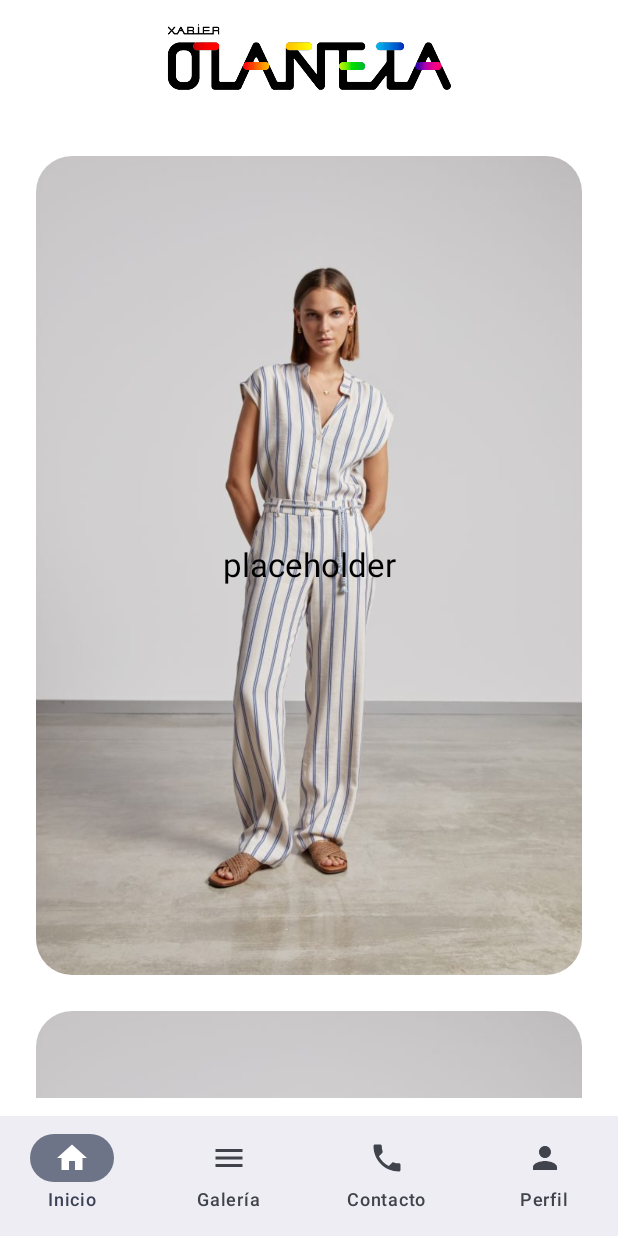
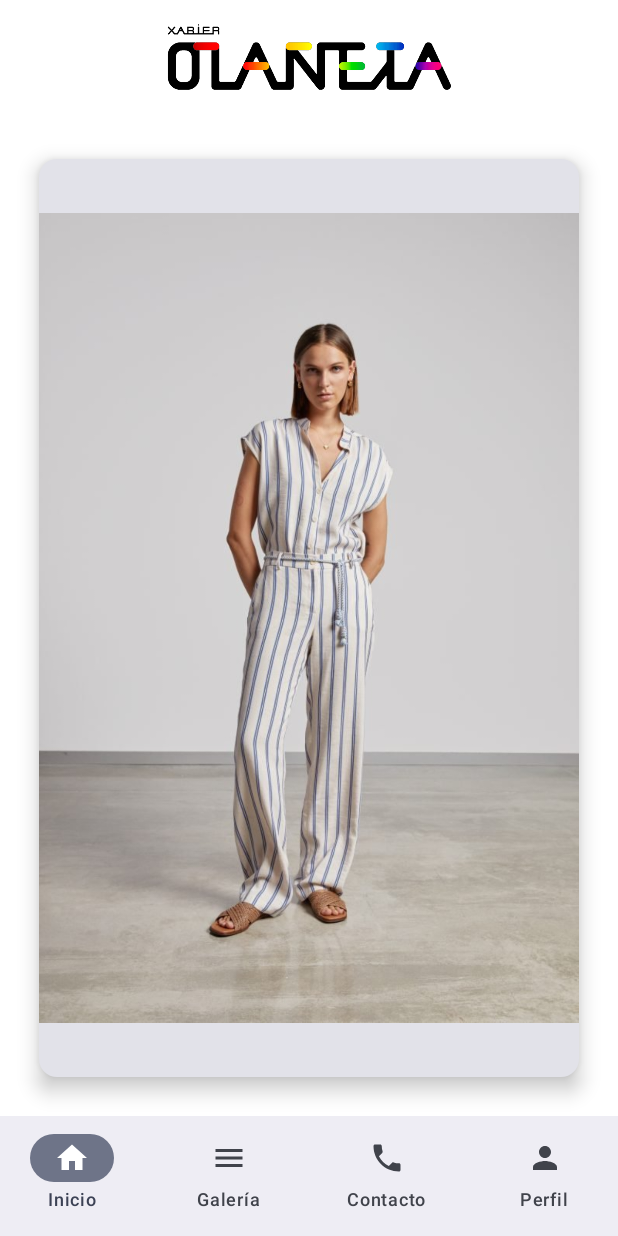
Before and after one commit to nao-f-lll/OSMApp, an Android app built with Jetpack Compose: the screen it shows after launch (MainActivity), on a phone screen of 412 x 824 dp. Run offline under Robolectric (Android 15) with nearby library versions, the light colour scheme and no system bars.

Commit message:
implement slider

```diff
--- a/app/build.gradle.kts
+++ b/app/build.gradle.kts
@@ -71,4 +71,5 @@ dependencies {
     debugImplementation(libs.androidx.ui.test.manifest)
     implementation(platform("com.google.firebase:firebase-bom:33.3.0"))
     implementation("com.google.firebase:firebase-analytics")
+    implementation(libs.accompanist.pager)
 }
--- a/app/src/main/java/com/project/osmapp/MainActivity.kt
+++ b/app/src/main/java/com/project/osmapp/MainActivity.kt
@@ -4,6 +4,8 @@ import android.os.Bundle
 import androidx.activity.ComponentActivity
 import androidx.activity.compose.setContent
 import androidx.activity.enableEdgeToEdge
+import androidx.compose.runtime.Composable
+import androidx.compose.ui.tooling.preview.Preview
 import com.project.osmapp.app.OStoreApp
 import com.project.osmapp.ui.theme.OSMAppTheme
 
@@ -18,3 +20,8 @@ class MainActivity : ComponentActivity() {
         }
     }
 }
+@Preview
+@Composable
+fun AppPreview() {
+    OStoreApp()
+}
--- a/app/src/main/java/com/project/osmapp/components/AppComponents.kt
+++ b/app/src/main/java/com/project/osmapp/components/AppComponents.kt
@@ -1,35 +1,47 @@
 package com.project.osmapp.components
 
 
+import android.media.ImageReader
 import androidx.compose.foundation.Image
 import androidx.compose.foundation.background
 import androidx.compose.foundation.layout.Box
-import androidx.compose.foundation.layout.fillMaxHeight
+import androidx.compose.foundation.layout.Column
 import androidx.compose.foundation.layout.fillMaxSize
 import androidx.compose.foundation.layout.fillMaxWidth
 import androidx.compose.foundation.layout.height
 import androidx.compose.foundation.layout.padding
 import androidx.compose.foundation.layout.size
-import androidx.compose.foundation.lazy.LazyColumn
-import androidx.compose.foundation.lazy.items
-import androidx.compose.foundation.shape.RoundedCornerShape
+import androidx.compose.foundation.layout.wrapContentSize
+import androidx.compose.foundation.layout.wrapContentWidth
+import androidx.compose.foundation.pager.HorizontalPager
+import androidx.compose.foundation.pager.rememberPagerState
+import androidx.compose.foundation.shape.CircleShape
+import androidx.compose.material.icons.Icons
+import androidx.compose.material.icons.automirrored.filled.KeyboardArrowRight
+import androidx.compose.material.icons.filled.Email
+import androidx.compose.material.icons.filled.KeyboardArrowRight
+import androidx.compose.material3.Card
+import androidx.compose.material3.CardDefaults
 import androidx.compose.material3.Icon
-import androidx.compose.material3.MaterialTheme
+import androidx.compose.material3.IconButton
 import androidx.compose.material3.NavigationBar
 import androidx.compose.material3.NavigationBarItem
 import androidx.compose.material3.Text
+import androidx.compose.material3.contentColorFor
 import androidx.compose.runtime.Composable
+import androidx.compose.runtime.LaunchedEffect
 import androidx.compose.ui.Alignment
 import androidx.compose.ui.Modifier
 import androidx.compose.ui.draw.clip
 import androidx.compose.ui.graphics.Color
+import androidx.compose.ui.graphics.vector.ImageVector
 import androidx.compose.ui.res.painterResource
 import androidx.compose.ui.res.stringResource
-import androidx.compose.ui.text.style.TextAlign
 import androidx.compose.ui.unit.dp
 import androidx.navigation.NavHostController
 import androidx.navigation.compose.currentBackStackEntryAsState
 import com.project.osmapp.R
+import kotlinx.coroutines.delay
 
 
 @Composable
@@ -51,13 +63,69 @@ fun TopBarComponent() {
 }
 
 @Composable
-fun TrendImageListComponent() {
+fun TrendImageListComponent(modifier: Modifier = Modifier) {
     val images = listOf(
         R.drawable.trend_image_1,
-        R.drawable.trend_image_1,
-        R.drawable.trend_image_1
+        R.drawable.trend_image_2,
+        R.drawable.trend_image_3
     )
+    val pagerState = rememberPagerState( pageCount =
+    { images.size }
+        )
+    //logic part need to be moved to logic package
+    LaunchedEffect(Unit) {
+        while (true) {
+            delay(2000)
+            val nextPage = (pagerState.currentPage + 1) % pagerState.pageCount
+            pagerState.scrollToPage(nextPage)
+        }
+    }
 
+    Column(
+        modifier = modifier
+            .wrapContentWidth()
+            .fillMaxSize(),
+
+    ) {
+        Box(
+            modifier = modifier
+                .wrapContentSize()
+        ) {
+            HorizontalPager(
+                state = pagerState,
+                modifier
+                    .wrapContentWidth()
+
+            ) { currentPage ->
+                Card(
+                    modifier
+                        .wrapContentSize()
+                        .padding(26.dp),
+                    elevation = CardDefaults.cardElevation(8.dp)
+                ) {
+                    Image(
+                        painter = painterResource(id = images[currentPage]),
+                        contentDescription = "",
+                        modifier.fillMaxSize()
+                    )
+                }
+            }
+
+            IconButton(
+                onClick = { /*TODO*/ },
+                modifier
+                    .padding(30.dp)
+                    .size(48.dp)
+                    .align(Alignment.CenterEnd)
+                    .clip(CircleShape),
+            ) {
+               // Icon( ImageVector = Icons.Filled.Email, contentDescription = "")
+
+            }
+        }
+
+
+        /*
     LazyColumn(
         modifier = Modifier
             .fillMaxSize()
@@ -67,8 +135,10 @@ fun TrendImageListComponent() {
             TrendImageComponent(imageRes)
         }
     }
+    */
+    }
 }
-
+/*
 @Composable
 fun TrendImageComponent(imageRes: Int) {
     Box (
@@ -100,7 +170,7 @@ fun TrendImageComponent(imageRes: Int) {
         )
     }
 }
-
+*/
 @Composable
 fun BottomNavigationBar(navController: NavHostController) {
     val items = listOf(
--- a/gradle/libs.versions.toml
+++ b/gradle/libs.versions.toml
@@ -1,4 +1,5 @@
 [versions]
+accompanistPager = "0.12.0"
 agp = "8.6.0"
 kotlin = "1.9.0"
 coreKtx = "1.13.1"
@@ -12,6 +13,7 @@ navigationRuntimeKtx = "2.8.1"
 navigationCompose = "2.8.1"
 
 [libraries]
+accompanist-pager = { module = "com.google.accompanist:accompanist-pager", version.ref = "accompanistPager" }
 androidx-core-ktx = { group = "androidx.core", name = "core-ktx", version.ref = "coreKtx" }
 junit = { group = "junit", name = "junit", version.ref = "junit" }
 androidx-junit = { group = "androidx.test.ext", name = "junit", version.ref = "junitVersion" }
```
Also changed, not shown: app/src/main/res/drawable/trend_image_2.jpg (added), app/src/main/res/drawable/trend_image_3.jpg (added), 1 other file.
